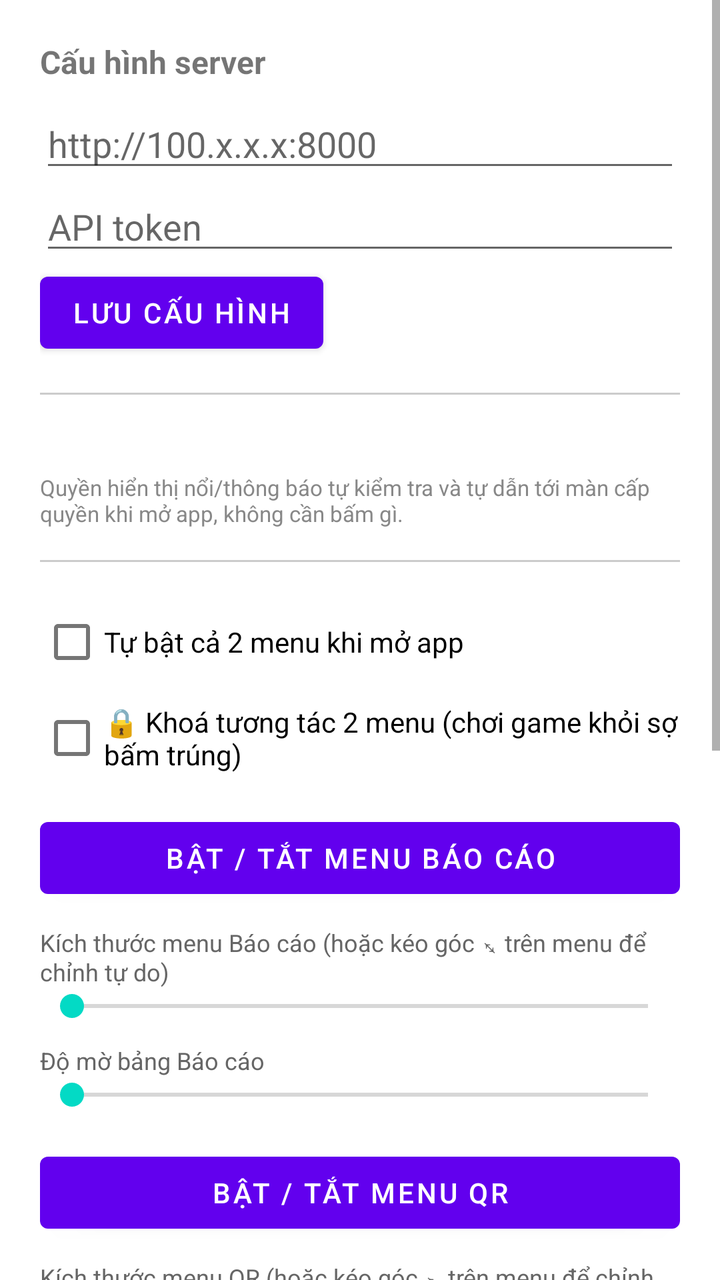
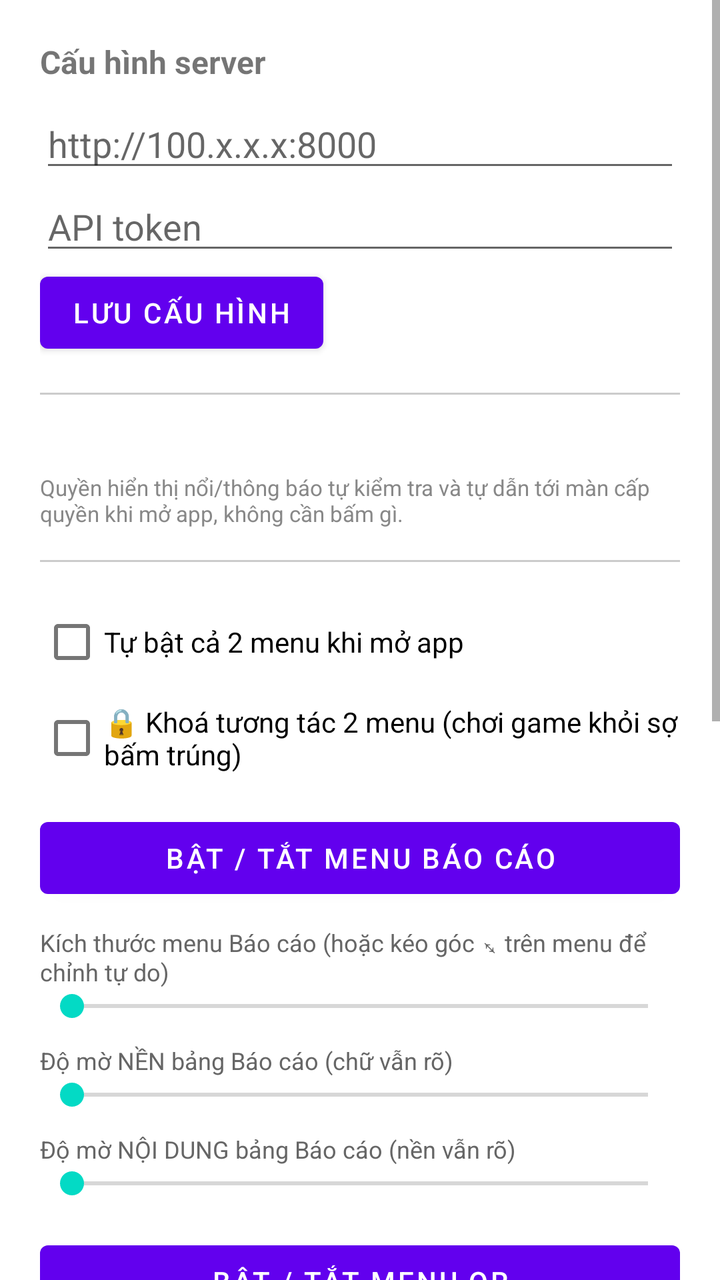

An Android layout rendered at two revisions. The XML below is the earlier revision; the diff shows what the commit changed to produce the second picture.
<!-- AndroidManifest.xml: application theme Theme.DonateFloat -->
<!-- res/layout/activity_main.xml -->
<ScrollView xmlns:android="http://schemas.android.com/apk/res/android"
    android:layout_width="match_parent"
    android:layout_height="match_parent">

    <LinearLayout
        android:layout_width="match_parent"
        android:layout_height="wrap_content"
        android:orientation="vertical"
        android:padding="20dp">

        <TextView
            android:layout_width="wrap_content"
            android:layout_height="wrap_content"
            android:text="Cấu hình server"
            android:textStyle="bold"
            android:textSize="16sp"
            android:layout_marginBottom="8dp" />

        <EditText
            android:id="@+id/editServerUrl"
            android:layout_width="match_parent"
            android:layout_height="wrap_content"
            android:hint="http://100.x.x.x:8000" />

        <EditText
            android:id="@+id/editApiToken"
            android:layout_width="match_parent"
            android:layout_height="wrap_content"
            android:hint="API token"
            android:inputType="textPassword" />

        <Button
            android:id="@+id/btnSaveConfig"
            android:layout_width="wrap_content"
            android:layout_height="wrap_content"
            android:text="Lưu cấu hình" />

        <View style="@style/DividerLine" />

        <TextView
            android:id="@+id/textStatus"
            android:layout_width="wrap_content"
            android:layout_height="wrap_content"
            android:layout_marginBottom="4dp" />

        <TextView
            android:layout_width="wrap_content"
            android:layout_height="wrap_content"
            android:textSize="11sp"
            android:textColor="#888888"
            android:text="Quyền hiển thị nổi/thông báo tự kiểm tra và tự dẫn tới màn cấp quyền khi mở app, không cần bấm gì." />

        <View style="@style/DividerLine" />

        <CheckBox
            android:id="@+id/checkAutoStart"
            android:layout_width="match_parent"
            android:layout_height="wrap_content"
            android:text="Tự bật cả 2 menu khi mở app" />

        <CheckBox
            android:id="@+id/checkLocked"
            android:layout_width="match_parent"
            android:layout_height="wrap_content"
            android:text="🔒 Khoá tương tác 2 menu (chơi game khỏi sợ bấm trúng)" />

        <Button
            android:id="@+id/btnToggleReport"
            android:layout_width="match_parent"
            android:layout_height="wrap_content"
            android:layout_marginTop="12dp"
            android:text="Bật / tắt menu Báo cáo" />

        <TextView style="@style/SliderLabel" android:text="Kích thước menu Báo cáo (hoặc kéo góc ⤡ trên menu để chỉnh tự do)" />
        <SeekBar
            android:id="@+id/seekReportSize"
            android:layout_width="match_parent"
            android:layout_height="wrap_content"
            android:max="600"
            android:min="60" />

        <TextView style="@style/SliderLabel" android:text="Độ mờ bảng Báo cáo" />
        <SeekBar
            android:id="@+id/seekReportOpacity"
            android:layout_width="match_parent"
            android:layout_height="wrap_content"
            android:max="100"
            android:min="20" />

        <Button
            android:id="@+id/btnToggleQR"
            android:layout_width="match_parent"
            android:layout_height="wrap_content"
            android:layout_marginTop="16dp"
            android:text="Bật / tắt menu QR" />

        <TextView style="@style/SliderLabel" android:text="Kích thước menu QR (hoặc kéo góc ⤡ trên menu để chỉnh tự do)" />
        <SeekBar
            android:id="@+id/seekQrSize"
            android:layout_width="match_parent"
            android:layout_height="wrap_content"
            android:max="600"
            android:min="60" />

        <TextView style="@style/SliderLabel" android:text="Độ mờ bảng QR" />
        <SeekBar
            android:id="@+id/seekQrOpacity"
            android:layout_width="match_parent"
            android:layout_height="wrap_content"
            android:max="100"
            android:min="20" />

        <TextView style="@style/SliderLabel" android:text="Độ mờ popup thông báo giao dịch mới" />
        <SeekBar
            android:id="@+id/seekAlertOpacity"
            android:layout_width="match_parent"
            android:layout_height="wrap_content"
            android:max="100"
            android:min="20" />

        <Button
            android:id="@+id/btnDemo"
            android:layout_width="match_parent"
            android:layout_height="wrap_content"
            android:layout_marginTop="16dp"
            android:backgroundTint="#FF9800"
            android:text="🧪 Xem thử (bơm dữ liệu demo để canh chỉnh)" />

        <View style="@style/DividerLine" />

        <TextView
            android:layout_width="wrap_content"
            android:layout_height="wrap_content"
            android:text="Thống kê"
            android:textStyle="bold"
            android:textSize="16sp"
            android:layout_marginBottom="8dp" />

        <TextView android:id="@+id/textStatToday" android:layout_width="match_parent" android:layout_height="wrap_content" android:textSize="13sp" android:paddingBottom="2dp" android:text="Hôm nay: —" />
        <TextView android:id="@+id/textStatYesterday" android:layout_width="match_parent" android:layout_height="wrap_content" android:textSize="13sp" android:paddingBottom="2dp" android:text="Hôm qua: —" />
        <TextView android:id="@+id/textStatBeforeYesterday" android:layout_width="match_parent" android:layout_height="wrap_content" android:textSize="13sp" android:paddingBottom="8dp" android:text="Hôm kia: —" />

        <Button
            android:id="@+id/btnRefreshStats"
            android:layout_width="match_parent"
            android:layout_height="wrap_content"
            android:text="Làm mới thống kê" />

        <Button
            android:id="@+id/btnHistory"
            android:layout_width="match_parent"
            android:layout_height="wrap_content"
            android:layout_marginTop="8dp"
            android:text="📜 Xem lịch sử giao dịch đầy đủ" />

    </LinearLayout>
</ScrollView>
<!-- resources referenced by this layout -->
<resources>
  <style name="DividerLine">
          <item name="android:layout_width">match_parent</item>
          <item name="android:layout_height">1dp</item>
          <item name="android:layout_marginTop">16dp</item>
          <item name="android:layout_marginBottom">16dp</item>
          <item name="android:background">#33000000</item>
      </style>
  <style name="SliderLabel">
          <item name="android:layout_width">wrap_content</item>
          <item name="android:layout_height">wrap_content</item>
          <item name="android:layout_marginTop">10dp</item>
          <item name="android:textSize">12sp</item>
          <item name="android:textColor">#666666</item>
      </style>
  <style name="Theme.DonateFloat" parent="Theme.MaterialComponents.DayNight.NoActionBar">
          <item name="colorPrimary">@color/purple_500</item>
          <item name="colorPrimaryDark">@color/purple_700</item>
          <item name="colorAccent">@color/teal_200</item>
      </style>
  <color name="purple_500">#FF6200EE</color>
  <color name="purple_700">#FF3700B3</color>
  <color name="teal_200">#FF03DAC5</color>
</resources>

<!-- the commit's change to res/layout/activity_main.xml (unified diff, before → after) -->
@@ -79,13 +79,21 @@
             android:max="600"
             android:min="60" />
 
-        <TextView style="@style/SliderLabel" android:text="Độ mờ bảng Báo cáo" />
+        <TextView style="@style/SliderLabel" android:text="Độ mờ NỀN bảng Báo cáo (chữ vẫn rõ)" />
         <SeekBar
-            android:id="@+id/seekReportOpacity"
+            android:id="@+id/seekReportBgOpacity"
             android:layout_width="match_parent"
             android:layout_height="wrap_content"
             android:max="100"
-            android:min="20" />
+            android:min="0" />
+
+        <TextView style="@style/SliderLabel" android:text="Độ mờ NỘI DUNG bảng Báo cáo (nền vẫn rõ)" />
+        <SeekBar
+            android:id="@+id/seekReportContentOpacity"
+            android:layout_width="match_parent"
+            android:layout_height="wrap_content"
+            android:max="100"
+            android:min="0" />
 
         <Button
             android:id="@+id/btnToggleQR"
